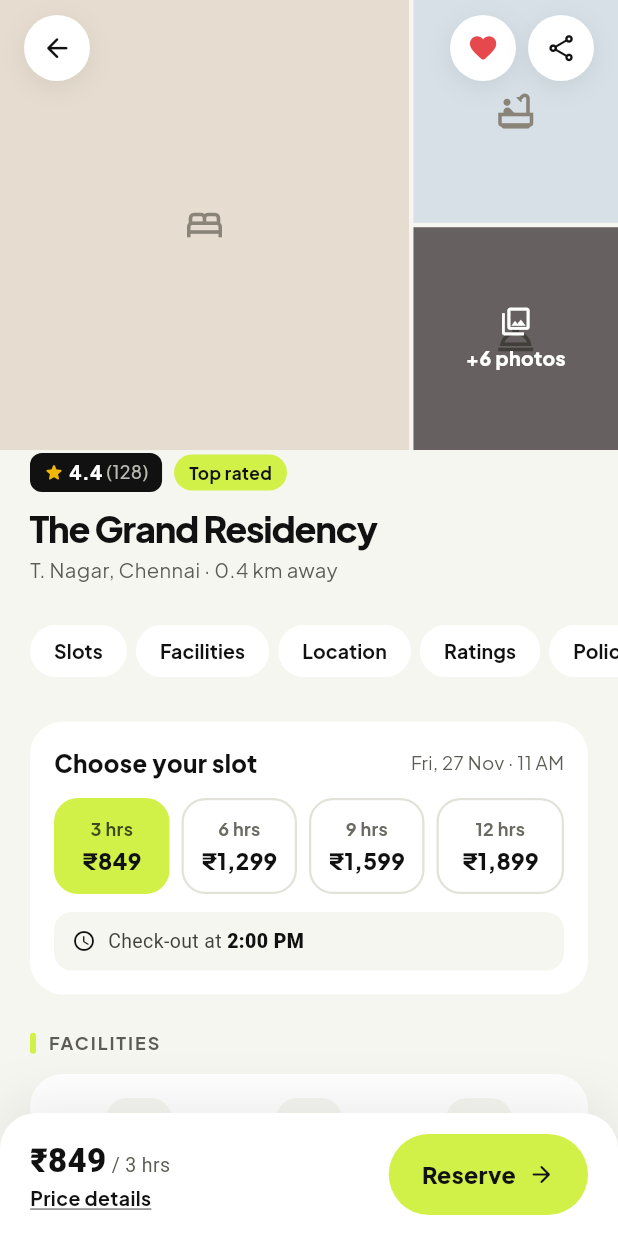
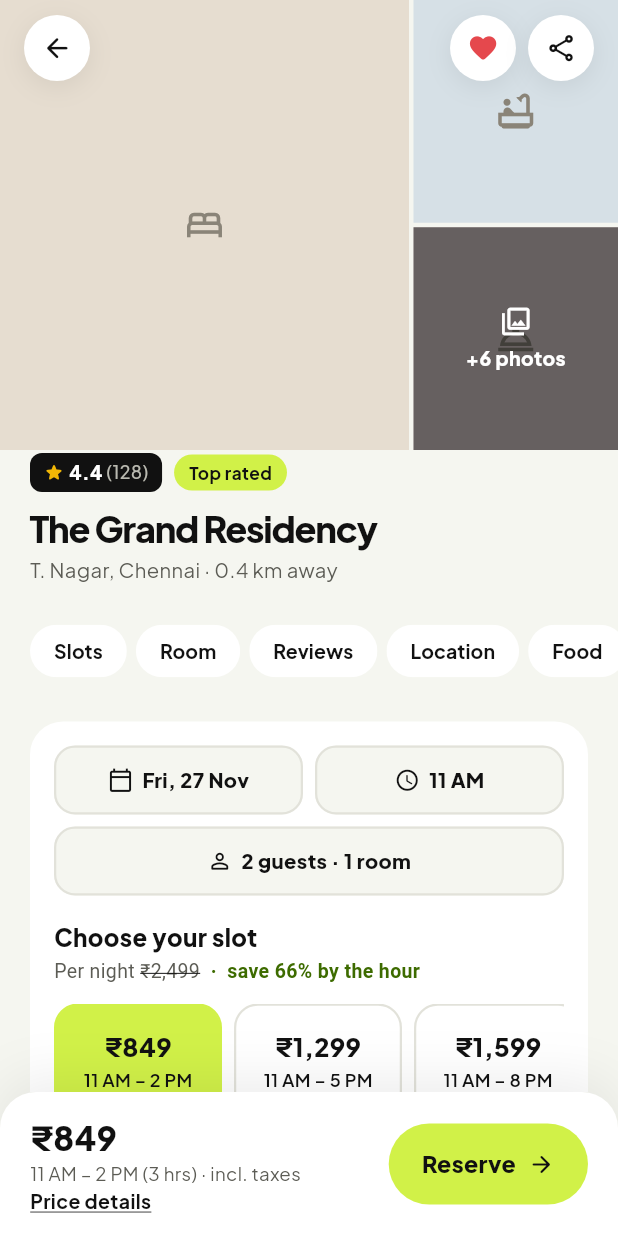
Before and after one commit to Ashwanthram2005/checkdin-customer-app., a Flutter app: the HotelDetailScreen screen opened by its route, on a phone screen of 412 x 824 dp. Run offline on Flutter 3.47's test engine with Material 3 defaults, Android fonts, the phone set to English and light mode, and no system bars; our stand-ins replace connectivity_plus, flutter_map, geolocator, google_fonts, image_picker, latlong2 and 4 more; accounts and stored records are empty.

Commit message:
Hotel page: slot times, inline date/time/guests, room card, review summary, nearby distances, food, detailed rules, real share, compact header
Co-Authored-By: Claude Opus 5.5 <noreply@anthropic.com>
Claude-Session: https://claude.ai/code/session_01GHBFJ57JqQiYB9t43AZsQR

```diff
--- a/lib/screens/hotel_detail.dart
+++ b/lib/screens/hotel_detail.dart
@@ -3,6 +3,7 @@ import 'package:flutter/material.dart';
 import '../state.dart';
 import '../theme.dart';
 import 'gallery.dart';
+import 'hotel_extras.dart';
 import 'maps.dart';
 import 'reviews.dart';
 
@@ -13,7 +14,25 @@ class HotelDetailScreen extends StatefulWidget {
 }
 
 class _HotelDetailScreenState extends State<HotelDetailScreen> {
-  final _keys = {for (final s in ['Slots', 'Facilities', 'Location', 'Ratings', 'Policies']) s: GlobalKey()};
+  final _keys = {for (final s in ['Slots', 'Room', 'Reviews', 'Location', 'Food', 'Rules']) s: GlobalKey()};
+
+  final _scroll = ScrollController();
+  bool _compact = false;
+
+  @override
+  void initState() {
+    super.initState();
+    _scroll.addListener(() {
+      final c = _scroll.offset > 250;
+      if (c != _compact) setState(() => _compact = c);
+    });
+  }
+
+  @override
+  void dispose() {
+    _scroll.dispose();
+    super.dispose();
+  }
 
   void _jump(String s) {
     final ctx = _keys[s]!.currentContext;
@@ -56,7 +75,7 @@ class _HotelDetailScreenState extends State<HotelDetailScreen> {
         return Scaffold(
           body: Column(children: [
             Expanded(
-              child: CustomScrollView(slivers: [
+              child: CustomScrollView(controller: _scroll, slivers: [
                 SliverToBoxAdapter(
                   child: Stack(children: [
                     const GalleryStrip(height: 300),
@@ -72,7 +91,7 @@ class _HotelDetailScreenState extends State<HotelDetailScreen> {
                           onTap: () => app.set(() => saved ? app.saved.remove(h.id) : app.saved.add(h.id)),
                         ),
                         const SizedBox(width: 8),
-                        CircleBtn(icon: Icons.share_outlined, tooltip: 'Share', onTap: () => toast(context, 'Share link copied')),
+                        CircleBtn(icon: Icons.share_outlined, tooltip: 'Share', onTap: () => shareHotel(context, h)),
                       ]),
                     ),
 
@@ -92,12 +111,18 @@ class _HotelDetailScreenState extends State<HotelDetailScreen> {
                         const SizedBox(height: 10),
                         Text(h.name, style: const TextStyle(fontSize: 24, fontWeight: FontWeight.w800, letterSpacing: -0.8, height: 1.15)),
                         const SizedBox(height: 4),
-                        Text('${h.area}, Chennai · ${h.distanceKm} km away', style: TextStyle(fontSize: 13.5, color: C.muted)),
+                        Text('${h.area}, Chennai · ${kmLabel(h)}', style: TextStyle(fontSize: 13.5, color: C.muted)),
                       ]),
                     ),
                   ),
                 ),
-                SliverPersistentHeader(pinned: true, delegate: _TabsDelegate(_keys.keys.toList(), _jump)),
+                SliverPersistentHeader(pinned: true, delegate: _TabsDelegate(_keys.keys.toList(), _jump,
+                        compact: _compact,
+                        top: MediaQuery.of(context).padding.top,
+                        title: h.name,
+                        saved: saved,
+                        onSave: () => app.set(() => saved ? app.saved.remove(h.id) : app.saved.add(h.id)),
+                        onShare: () => shareHotel(context, h))),
                 SliverPadding(
                   padding: const EdgeInsets.fromLTRB(20, 4, 20, 28),
                   sliver: SliverList(
@@ -106,11 +131,21 @@ class _HotelDetailScreenState extends State<HotelDetailScreen> {
                       WhiteCard(
                         key: _keys['Slots'],
                         child: Column(crossAxisAlignment: CrossAxisAlignment.start, children: [
-                          Row(children: [
-                            Expanded(child: Text(app.fullDay ? 'Your stay' : 'Choose your slot', style: const TextStyle(fontSize: 16, fontWeight: FontWeight.w800))),
-                            Text(app.whenShort,
-                                style: TextStyle(fontSize: 12.5, color: C.muted)),
-                          ]),
+                          const StayEditors(),
+                          const SizedBox(height: 16),
+                          Text(app.fullDay ? 'Your stay' : 'Choose your slot', style: const TextStyle(fontSize: 16, fontWeight: FontWeight.w800)),
+                          if (!app.fullDay)
+                            Padding(
+                              padding: const EdgeInsets.only(top: 2),
+                              child: Text.rich(TextSpan(style: TextStyle(fontSize: 13, color: C.muted), children: [
+                                const TextSpan(text: 'Per night '),
+                                TextSpan(text: inr(h.night), style: const TextStyle(decoration: TextDecoration.lineThrough)),
+                                if (price != null)
+                                  TextSpan(
+                                      text: '  ·  save ${((1 - price / h.night) * 100).round()}% by the hour',
+                                      style: TextStyle(color: C.green, fontWeight: FontWeight.w700)),
+                              ])),
+                            ),
                           const SizedBox(height: 12),
                           if (app.fullDay)
                             StayTimeline(
@@ -121,34 +156,43 @@ class _HotelDetailScreenState extends State<HotelDetailScreen> {
                               slot: app.stayLabel,
                             )
                           else
-                          Row(
+                          SizedBox(
+                            height: 92,
+                            child: ListView(
+                              scrollDirection: Axis.horizontal,
                               children: [3, 6, 9, 12].map((hrs) {
                                 final p = h.priceFor(hrs);
                                 final on = hrs == app.slot;
-                              return Expanded(
-                                child: Padding(
+                                return Padding(
                                   padding: EdgeInsets.only(right: hrs == 12 ? 0 : 8),
                                   child: GestureDetector(
                                     onTap: p == null ? null : () => app.set(() => app.slot = hrs),
                                     child: AnimatedContainer(
                                       duration: const Duration(milliseconds: 150),
-                                      height: 64,
+                                      width: 112,
                                       decoration: BoxDecoration(
-                                        color: on ? C.limeBg : (p == null ? C.bg : C.white),
+                                        color: on ? C.limeBg : (p == null ? C.bg : C.card),
                                         borderRadius: BorderRadius.circular(16),
                                         border: Border.all(color: on ? C.lime : C.border, width: 1.5),
                                       ),
-                                      child: Column(mainAxisAlignment: MainAxisAlignment.center, children: [
-                                        Text('$hrs hrs', style: TextStyle(fontSize: 12, fontWeight: FontWeight.w700, color: on ? C.limeInk : C.muted2)),
+                                      child: Column(mainAxisAlignment: MainAxisAlignment.center, children: p == null
+                                          ? [
+                                              Text('Not available', style: TextStyle(fontSize: 13, fontWeight: FontWeight.w800, color: C.faint)),
                                               const SizedBox(height: 2),
-                                        Text(p == null ? 'Full' : inr(p),
-                                            style: TextStyle(fontSize: 15, fontWeight: FontWeight.w800, color: p == null ? C.faint : C.ink)),
+                                              Text('for $hrs hours', style: TextStyle(fontSize: 12, color: C.faint)),
+                                            ]
+                                          : [
+                                              Text(inr(p), style: const TextStyle(fontSize: 17, fontWeight: FontWeight.w800)),
+                                              const SizedBox(height: 2),
+                                              Text('${hourLabel(app.checkInHour, short: true)} – ${hourLabel(app.checkInHour + hrs, short: true)}',
+                                                  style: const TextStyle(fontSize: 12, fontWeight: FontWeight.w600)),
+                                              Text('$hrs hours', style: TextStyle(fontSize: 11.5, color: on ? C.limeInk : C.muted2)),
                                             ]),
-                                    ),
                                     ),
                                   ),
                                 );
                               }).toList(),
+                            ),
                           ),
                           const SizedBox(height: 12),
                           Container(
@@ -165,9 +209,20 @@ class _HotelDetailScreenState extends State<HotelDetailScreen> {
                               ])),
                             ]),
                           ),
+                          const SizedBox(height: 10),
+                          Row(children: [
+                            Icon(Icons.verified_rounded, size: 16, color: C.green),
+                            const SizedBox(width: 6),
+                            Expanded(
+                              child: Text('Earn ${inr(((price ?? h.night) * 0.05).round())} Checkdin credits on this stay',
+                                  style: TextStyle(fontSize: 12.5, fontWeight: FontWeight.w700, color: C.green)),
+                            ),
+                          ]),
                         ]),
                       ),
-                      SectionLabel('Facilities', key: _keys['Facilities']),
+                      SectionLabel('Room', key: _keys['Room']),
+                      RoomCard(h),
+                      const SectionLabel('Facilities'),
                       WhiteCard(
                         child: GridView.count(
                           crossAxisCount: 3,
@@ -185,28 +240,7 @@ class _HotelDetailScreenState extends State<HotelDetailScreen> {
                           ],
                         ),
                       ),
-                      SectionLabel('Location', key: _keys['Location']),
-                      Material(
-                        color: C.card,
-                        borderRadius: BorderRadius.circular(22),
-                        clipBehavior: Clip.antiAlias,
-                        child: Column(children: [
-                          HotelMiniMap(h, height: 150),
-                          Padding(
-                            padding: const EdgeInsets.all(16),
-                            child: Row(children: [
-                              Expanded(
-                                child: Column(crossAxisAlignment: CrossAxisAlignment.start, children: [
-                                  Text(h.address, style: const TextStyle(fontSize: 14, fontWeight: FontWeight.w700)),
-                                ]),
-                              ),
-                              const SizedBox(width: 10),
-                              PillBtn('Directions', kind: BtnKind.outline, height: 38, fontSize: 13, onTap: () => openDirections(context, h)),
-                            ]),
-                          ),
-                        ]),
-                      ),
-                      SectionLabel('Ratings & reviews', key: _keys['Ratings']),
+                      SectionLabel('Ratings & reviews', key: _keys['Reviews']),
                       WhiteCard(
                         padding: const EdgeInsets.fromLTRB(16, 18, 16, 16),
                         child: Column(crossAxisAlignment: CrossAxisAlignment.start, children: [
@@ -246,24 +280,44 @@ class _HotelDetailScreenState extends State<HotelDetailScreen> {
                                     child: Text('${b[1]}', textAlign: TextAlign.right, style: const TextStyle(fontSize: 13, fontWeight: FontWeight.w700))),
                               ]),
                             ),
+                          const SizedBox(height: 4),
+                          ReviewSummary(h),
+                          const SizedBox(height: 14),
                           const ReviewsPreview(),
+                          const SizedBox(height: 6),
+                          GestureDetector(
+                            onTap: () => Navigator.pushNamed(context, '/reviews'),
+                            child: Text('See all ${h.reviews} reviews',
+                                style: const TextStyle(fontSize: 14, fontWeight: FontWeight.w800, decoration: TextDecoration.underline)),
+                          ),
                         ]),
                       ),
-                      SectionLabel('Good to know', key: _keys['Policies']),
-                      GridView.count(
-                        crossAxisCount: 2,
-                        shrinkWrap: true,
-                        physics: const NeverScrollableScrollPhysics(),
-                        mainAxisSpacing: 10,
-                        crossAxisSpacing: 10,
-                        childAspectRatio: 1.9,
-                        children: [
-                          _Rule(Icons.badge_outlined, 'Local ID accepted', C.limeSoft),
-                          _Rule(Icons.favorite_border_rounded, 'Couple friendly', C.limeSoft),
-                          _Rule(Icons.verified_user_outlined, '18+ guests only', C.bg),
-                          _Rule(Icons.smoke_free_rounded, 'No smoking or alcohol', C.redSoft),
-                        ],
+                      SectionLabel('Location', key: _keys['Location']),
+                      Material(
+                        color: C.card,
+                        borderRadius: BorderRadius.circular(22),
+                        clipBehavior: Clip.antiAlias,
+                        child: Column(children: [
+                          HotelMiniMap(h, height: 150),
+                          Padding(
+                            padding: const EdgeInsets.all(16),
+                            child: Row(children: [
+                              Expanded(
+                                child: Column(crossAxisAlignment: CrossAxisAlignment.start, children: [
+                                  Text(h.address, style: const TextStyle(fontSize: 14, fontWeight: FontWeight.w700)),
+                                ]),
                               ),
+                              const SizedBox(width: 10),
+                              PillBtn('Directions', kind: BtnKind.outline, height: 38, fontSize: 13, onTap: () => openDirections(context, h)),
+                            ]),
+                          ),
+                          Padding(padding: const EdgeInsets.fromLTRB(16, 0, 16, 10), child: NearbyCard(h)),
+                        ]),
+                      ),
+                      SectionLabel('Food & dining', key: _keys['Food']),
+                      FoodCard(h),
+                      SectionLabel('Property rules', key: _keys['Rules']),
+                      RulesCard(h),
                       const SizedBox(height: 10),
                       const _Policies(),
                     ]),
@@ -275,10 +329,12 @@ class _HotelDetailScreenState extends State<HotelDetailScreen> {
               child: Row(children: [
                 Expanded(
                   child: Column(crossAxisAlignment: CrossAxisAlignment.start, mainAxisSize: MainAxisSize.min, children: [
-                    Text.rich(TextSpan(children: [
-                      TextSpan(text: price == null ? 'Full' : inr(price), style: const TextStyle(fontSize: 22, fontWeight: FontWeight.w800)),
-                      TextSpan(text: app.fullDay ? ' / night' : ' / ${app.slot} hrs', style: TextStyle(fontSize: 13, color: C.muted)),
-                    ])),
+                    Text(price == null ? 'Not available' : inr(app.gross), style: const TextStyle(fontSize: 22, fontWeight: FontWeight.w800)),
+                    Text(
+                        app.fullDay
+                            ? '${app.stayLabel} · ${app.rooms} ${app.rooms > 1 ? 'rooms' : 'room'} · incl. taxes'
+                            : '${hourLabel(app.checkInHour, short: true)} – ${hourLabel(app.checkOutHour, short: true)} (${app.slot} hrs) · incl. taxes',
+                        style: TextStyle(fontSize: 12.5, color: C.muted)),
                     GestureDetector(
                       onTap: _priceSheet,
                       child: const Text('Price details',
@@ -323,18 +379,43 @@ Widget totalBox(String v, {String label = 'To pay'}) => _totalBox(v, label: labe
 class _TabsDelegate extends SliverPersistentHeaderDelegate {
   final List<String> tabs;
   final ValueChanged<String> onTap;
-  _TabsDelegate(this.tabs, this.onTap);
+  final bool compact, saved;
+  final double top;
+  final String title;
+  final VoidCallback onSave, onShare;
+  _TabsDelegate(this.tabs, this.onTap,
+      {required this.compact, required this.top, required this.title, required this.saved, required this.onSave, required this.onShare});
+  double get _h => 54 + (compact ? top + 56 : 0);
   @override
-  double get minExtent => 54;
+  double get minExtent => _h;
   @override
-  double get maxExtent => 54;
+  double get maxExtent => _h;
   @override
-  bool shouldRebuild(covariant _TabsDelegate old) => false;
+  bool shouldRebuild(covariant _TabsDelegate old) => old.compact != compact || old.saved != saved || old.top != top;
   @override
   Widget build(BuildContext context, double shrinkOffset, bool overlapsContent) {
     return Container(
       color: C.bg,
-      padding: EdgeInsets.only(top: shrinkOffset > 0 || overlapsContent ? 0 : 0),
+      child: Column(children: [
+        if (compact)
+          Container(
+            height: top + 56,
+            padding: EdgeInsets.fromLTRB(12, top, 8, 0),
+            decoration: BoxDecoration(color: C.card, border: Border(bottom: BorderSide(color: C.line))),
+            child: Row(children: [
+              const BackBtn(shadow: false),
+              const SizedBox(width: 8),
+              Expanded(child: Text(title, maxLines: 1, overflow: TextOverflow.ellipsis, style: const TextStyle(fontSize: 16, fontWeight: FontWeight.w800))),
+              IconButton(
+                tooltip: 'Save',
+                onPressed: onSave,
+                icon: Icon(saved ? Icons.favorite_rounded : Icons.favorite_border_rounded, color: saved ? const Color(0xFFE5484D) : C.ink),
+              ),
+              IconButton(tooltip: 'Share', onPressed: onShare, icon: Icon(Icons.share_outlined, color: C.ink)),
+            ]),
+          ),
+        SizedBox(
+          height: 54,
           child: ListView(
             scrollDirection: Axis.horizontal,
             padding: const EdgeInsets.symmetric(horizontal: 20, vertical: 9),
@@ -351,6 +432,8 @@ class _TabsDelegate extends SliverPersistentHeaderDelegate {
                     ))
                 .toList(),
           ),
+        ),
+      ]),
     );
   }
 }
--- a/lib/state.dart
+++ b/lib/state.dart
@@ -317,3 +317,5 @@ class SavedCard {
   const SavedCard(this.brand, this.last4, this.expiry, this.name);
   String get label => '${brand == 'Card' ? 'Card' : brand} •••• $last4';
 }
+
+double kmBetween(Hotel h, Landmark l) => _km(l.lat, l.lng, h.lat, h.lng);
--- a/pubspec.yaml
+++ b/pubspec.yaml
@@ -19,6 +19,7 @@ dependencies:
   pdf: ^3.11.3
   printing: ^5.14.2
   shared_preferences: ^2.3.3
+  share_plus: ^10.1.4
 
 dev_dependencies:
   flutter_test:
```
Also changed, not shown: lib/screens/hotel_extras.dart (added, +528 -0 lines). Lines whose indentation alone changed are shown as unchanged.
